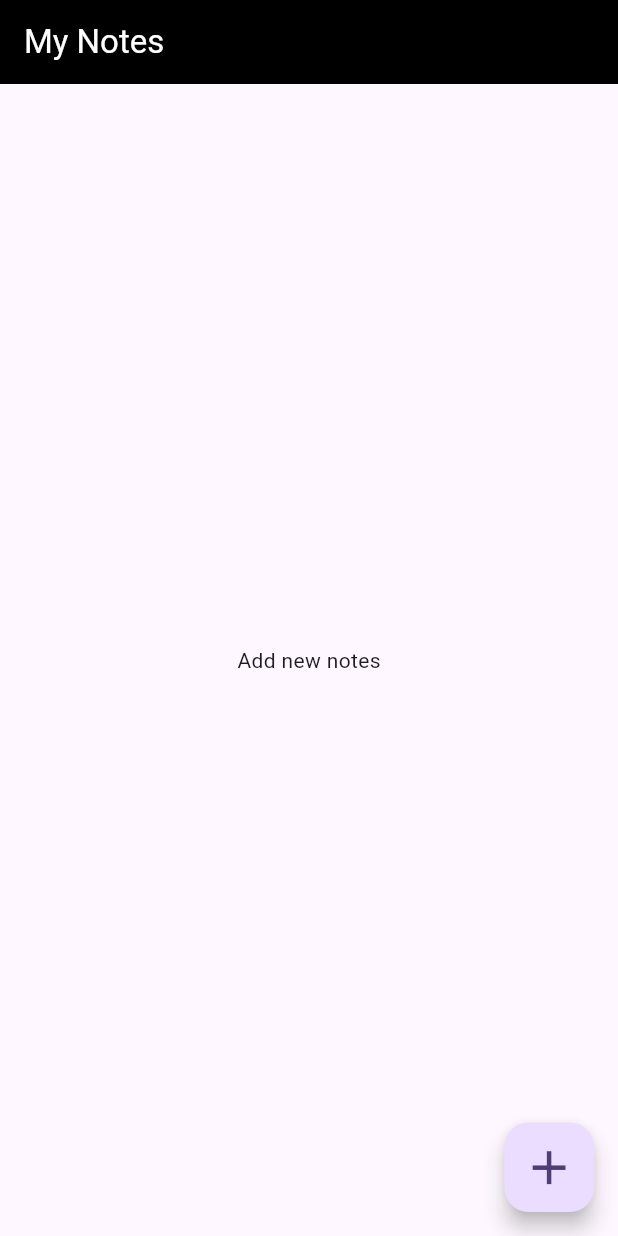
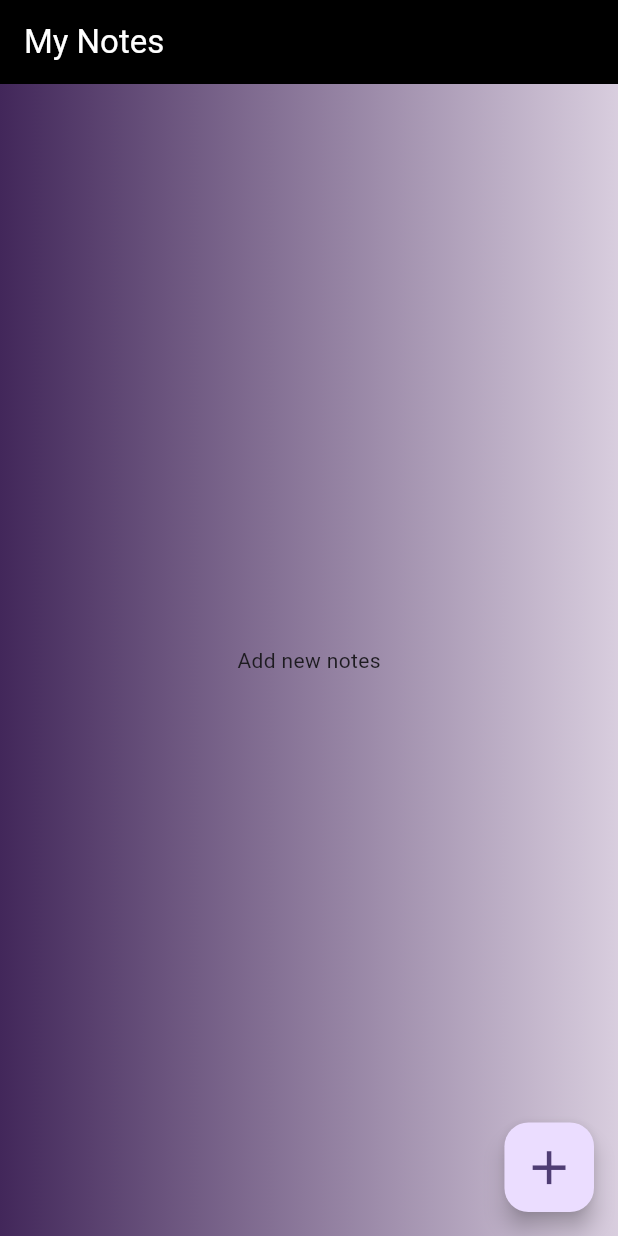
Before and after one commit to anandhupadmakumar/my_notes, a Flutter app: the screen it shows after launch, on a phone screen of 412 x 824 dp. Run offline on Flutter 3.47's test engine with Material 2 defaults, Android fonts, the phone set to English and light mode, and no system bars; our stand-ins replace get, hive, hive_flutter; accounts and stored records are empty.

Commit message:
gradient color edited

```diff
--- a/lib/view/home/home.dart
+++ b/lib/view/home/home.dart
@@ -27,7 +27,13 @@ class HomeScreen extends StatelessWidget {
             ),
             backgroundColor: Colors.black,
           ),
-          body: SizedBox(
+          body: Container(
+            height: double.infinity,
+            decoration: BoxDecoration(
+                gradient: LinearGradient(colors: [
+              const Color(0xFF42275a),
+              const Color(0xFF42275a).withOpacity(0.2),
+            ])),
             child: GetBuilder<HomeController>(
                 init: HomeController(),
                 builder: (noteData) {
```
